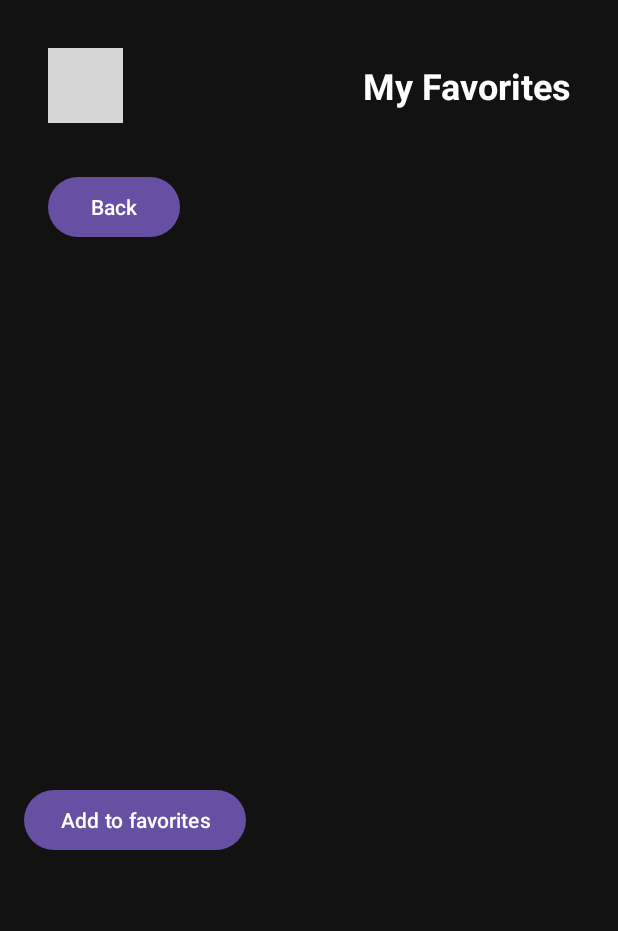
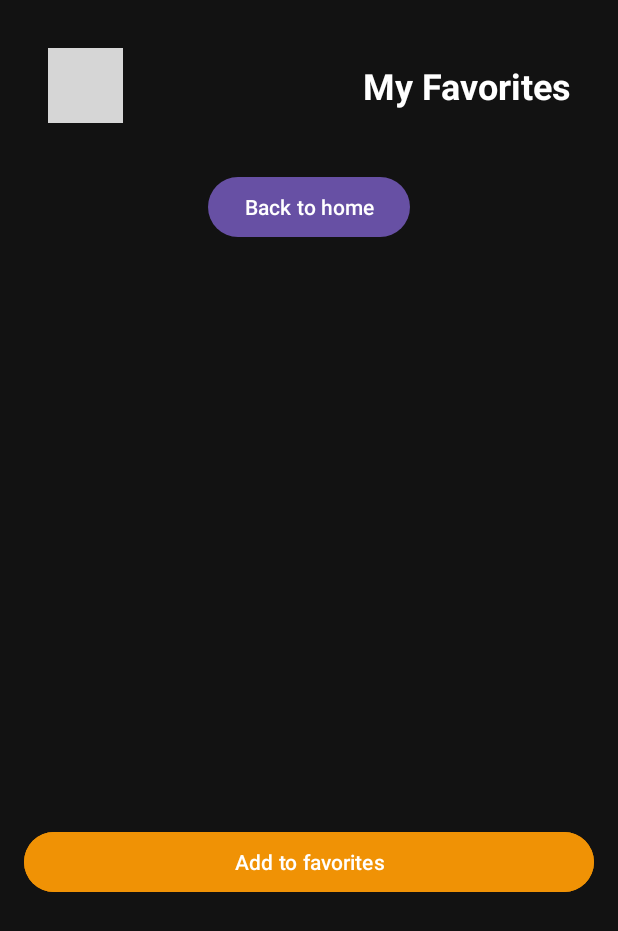
Before and after one commit to francedermaz/filmhub, an Android app: the MovieDetailActivity screen opened directly, with no data from a screen before it, on a phone screen of 412 x 824 dp. Shown: the top 931 px of the screen. Run offline under Robolectric (Android 15) with nearby library versions, the phone set to English and light mode, and no system bars; pictures from the network do not load; grey boxes are pictures that could not be loaded.

Commit message:
fix: general styles

```diff
--- a/app/src/main/res/layout/activity_movie_detail.xml
+++ b/app/src/main/res/layout/activity_movie_detail.xml
@@ -13,6 +13,7 @@
         android:layout_width="wrap_content"
         android:layout_height="wrap_content"
         android:text="@string/back"
+        android:layout_gravity="center"
         android:layout_margin="16dp"/>
 
     <ImageView
@@ -27,7 +28,7 @@
         android:layout_height="wrap_content"
         android:textSize="24sp"
         android:textStyle="bold"
-        android:layout_marginTop="10dp" />
+        android:layout_marginTop="20dp" />
 
     <TextView
         android:id="@+id/text_view_release_date"
@@ -53,9 +54,9 @@
 
     <Button
         android:id="@+id/button_favorite"
-        android:layout_width="wrap_content"
+        android:layout_width="match_parent"
         android:layout_height="wrap_content"
-        android:text="@string/add_to_favorites"
-        android:layout_marginTop="12dp" />
-
+        android:layout_marginTop="30dp"
+        android:backgroundTint="@color/orange_button"
+        android:text="@string/add_to_favorites" />
 </LinearLayout>
--- a/app/src/main/res/layout/item_movie.xml
+++ b/app/src/main/res/layout/item_movie.xml
@@ -20,6 +20,7 @@
         android:textSize="18sp"
         android:textStyle="bold"
         android:gravity="center_horizontal"
-        android:paddingTop="8dp" />
+        android:paddingTop="12dp"
+        android:paddingBottom="5dp" />
 
 </LinearLayout>
--- a/app/src/main/res/values/colors.xml
+++ b/app/src/main/res/values/colors.xml
@@ -4,9 +4,5 @@
     <color name="white">#FFFFFFFF</color>
     <color name="dark_background">#121212</color>
     <color name="primary_text">#FFFFFF</color>
-    <color name="colorSnackbarBackground">#FF5722</color>
-    <color name="colorSnackbarText">#FFFFFF</color>
-    <color name="colorSnackbarError">#FF0000</color>
-    <color name="colorPrimary">#6200EE</color>
-    <color name="colorAccent">#03DAC5</color>
+    <color name="orange_button">#F09205</color>
 </resources>
--- a/app/src/main/res/values/strings.xml
+++ b/app/src/main/res/values/strings.xml
@@ -2,7 +2,7 @@
     <string name="app_name">FilmHub</string>
     <string name="moment_films">Current Movies</string>
     <string name="my_favorites">My Favorites</string>
-    <string name="back">Back</string>
+    <string name="back">Back to home</string>
     <string name="release_date">Release Date</string>
     <string name="vote_average">Rating</string>
     <string name="film_title">Movie Title</string>
```
Also changed, not shown: 1 other file.
